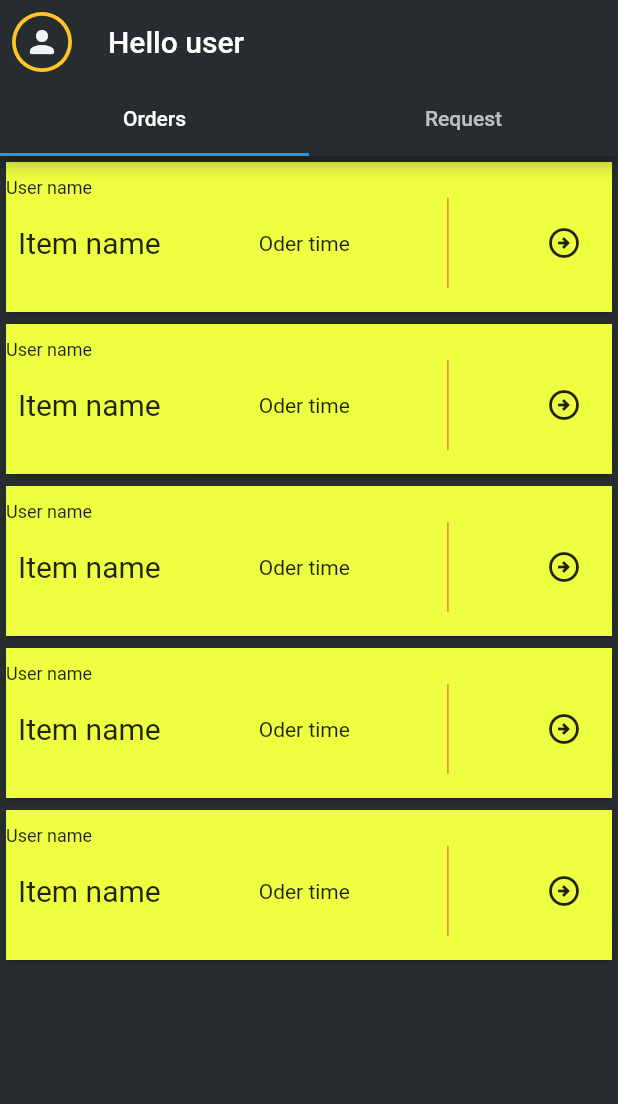
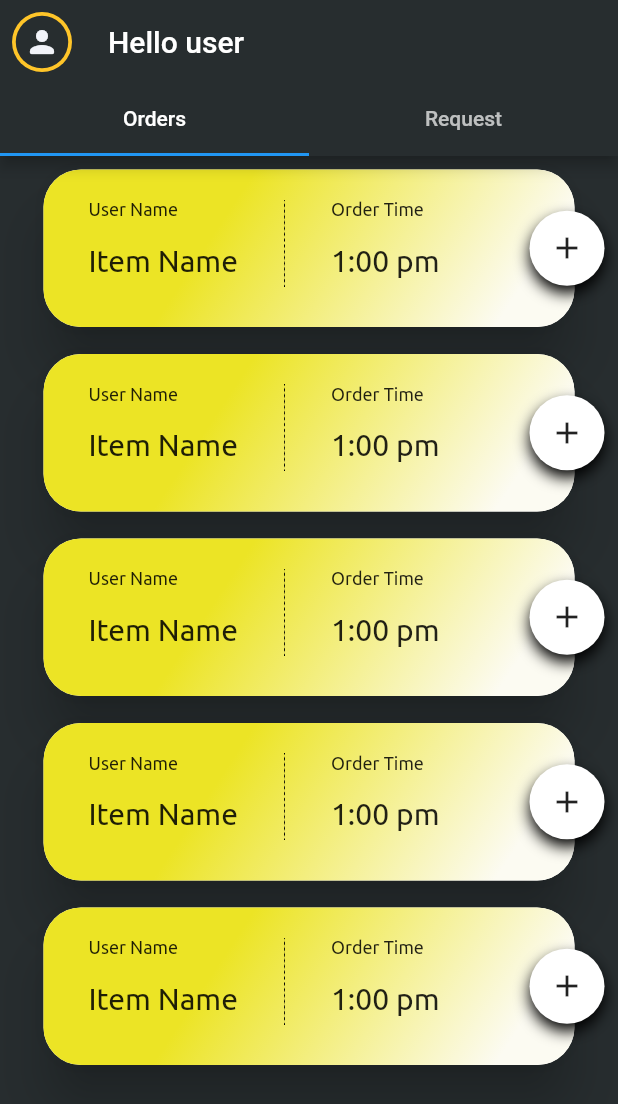
Before and after one commit to CodeByTitan/dineadmin, a Flutter app: the screen it shows after launch, on a phone screen of 412 x 824 dp. Shown: the top 1104 px of the screen. Run offline on Flutter 3.47's test engine with Material 2 defaults, Android fonts, the phone set to English and light mode, and no system bars.

Commit message:
Made a order_screen card design.

```diff
--- a/lib/screens/orders_tabscreen.dart
+++ b/lib/screens/orders_tabscreen.dart
@@ -3,6 +3,7 @@ import 'package:dineadmin/utils/app_constant.dart';
 import 'package:flutter/material.dart';
 import 'package:flutter/src/widgets/container.dart';
 import 'package:flutter/src/widgets/framework.dart';
+import 'package:dineadmin/widgets/card_order.dart';
 
 class OrdersTabScreen extends StatefulWidget {
   const OrdersTabScreen({super.key});
@@ -19,63 +20,7 @@ class _OrdersTabScreenState extends State<OrdersTabScreen> {
       body: ListView.builder(
           itemCount: 5,
           itemBuilder: (BuildContext context, int index) {
-            return Card(
-              child: Container(
-                color: Colors.limeAccent,
-                height: 100,
-                child: Column(
-                  crossAxisAlignment: CrossAxisAlignment.start,
-                  children: [
-                    Padding(
-                      padding: const EdgeInsets.only(top: 10),
-                      child: Text("User name", style: TextStyle(fontSize: 12)),
-                    ),
-                    Container(
-                      width: 500,
-                      child: Row(
-                        children: [
-                          Padding(
-                            padding: const EdgeInsets.all(8.0),
-                            child: Text(
-                              "Item name",
-                              style: TextStyle(fontSize: 20),
-                            ),
-                          ),
-                          Spacer(),
-                          Text("Oder time"),
-                          Spacer(),
-                          SizedBox(
-                            height: 60,
-                            child: VerticalDivider(color: Colors.red),
-                          ),
-                          Spacer(),
-                          GestureDetector(
-                            onTap: () => {
-                              Navigator.push(
-                                context,
-                                MaterialPageRoute(
-                                  builder: (context) =>
-                                      const OrderDetailsScreen(),
-                                ),
-                              ),
-                            },
-                            child: Padding(
-                              padding: const EdgeInsets.only(right: 20),
-                              child: Container(
-                                child: Center(
-                                  child:
-                                      Icon(Icons.arrow_circle_right_outlined),
-                                ),
-                              ),
-                            ),
-                          )
-                        ],
-                      ),
-                    ),
-                  ],
-                ),
-              ),
-            );
+            return CardOrder();
           }),
       //  ),
     );
--- /dev/null
+++ b/lib/widgets/card_order.dart
@@ -0,0 +1,137 @@
+import 'package:flutter/material.dart';
+
+import '../screens/order_detailscreen.dart';
+
+class CardOrder extends StatelessWidget {
+  const CardOrder({
+    Key? key,
+  }) : super(key: key);
+
+  @override
+  Widget build(BuildContext context) {
+    return Padding(
+      padding: const EdgeInsets.symmetric(vertical: 5, horizontal: 25),
+      child: Card(
+        elevation: 15,
+        shape: RoundedRectangleBorder(
+          borderRadius: BorderRadius.circular(25),
+        ),
+        child: Container(
+          decoration: BoxDecoration(
+
+          ),
+          child: Stack(
+            alignment: Alignment.centerRight,
+            fit: StackFit.loose,
+            clipBehavior: Clip.none,
+            children: [
+              Container(
+                padding: EdgeInsets.only(
+                  left: 30,
+                  top: 20,
+                  bottom: 27,
+                  right: 90,
+                ),
+                decoration: BoxDecoration(
+                  borderRadius: BorderRadius.circular(25),
+                  gradient: const  LinearGradient(
+                      begin:Alignment(-0.2, -1),
+                      end: Alignment(0.7, 1),
+                      colors: [
+                        Color(0xFFECE425),
+                        Color(0xffFCFBF2),
+                      ]
+                  ),
+                ),
+                child: Column(
+
+                  children: [
+                    IntrinsicHeight(
+
+                      child: Row(
+
+                        children: [
+                          Column(
+                            crossAxisAlignment: CrossAxisAlignment.start,
+                            children: const [
+                              Text(
+                                'User Name',
+                                style: TextStyle(
+                                  fontSize: 12,
+                                  fontFamily: 'Ubuntu'
+                                ),
+                              ),
+                              SizedBox(
+                                height: 15,
+                              ),
+                              Text(
+                                'Item Name',
+                                style: TextStyle(
+                                  fontSize: 20,
+                                    fontFamily: 'Ubuntu',
+                                ),
+                              ),
+                            ],
+                          ),
+                          Spacer(),
+                          Image(image: AssetImage('images/Line 2.png')),
+
+                          Spacer(),
+
+                          Column(
+                            crossAxisAlignment: CrossAxisAlignment.start,
+                            children: const [
+                              Text(
+                                'Order Time',
+                                style: TextStyle(
+                                  fontSize: 12,
+                                    fontFamily: 'Ubuntu',
+                                ),
+                              ),
+                              SizedBox(
+                                height: 15,
+                              ),
+                              Text(
+                                '1:00 pm',
+                                style: TextStyle(
+                                  fontSize: 20,
+                                    fontFamily: 'Ubuntu'
+                                ),
+                              ),
+                            ],
+                          ),
+                        ],
+                      ),
+                    )
+                  ],
+                ),
+              ),
+              Positioned(
+                right: -20,
+                child: Container(
+                  alignment: Alignment.topRight,
+                  width: 50,
+                  height: 50,
+                  decoration: BoxDecoration(
+                    borderRadius: BorderRadius.circular(25),
+                    color: Colors.white,
+                    boxShadow: [
+                      BoxShadow(
+                        blurRadius: 8,
+                        offset: Offset(
+                          0, 5,
+                        )
+                      )
+                    ]
+                  ),
+                  child:
+                  Center(child: Icon(Icons.add)),
+                ),
+              ),
+            ],
+          ),
+        ),
+      ),
+    );
+  }
+}
--- a/pubspec.yaml
+++ b/pubspec.yaml
@@ -61,6 +61,8 @@ flutter:
 
   # To add assets to your application, add an assets section, like this:
   # assets:
+  assets:
+    - images/
   #   - images/a_dot_burr.jpeg
   #   - images/a_dot_ham.jpeg
 
@@ -75,6 +77,10 @@ flutter:
   # "family" key with the font family name, and a "fonts" key with a
   # list giving the asset and other descriptors for the font. For
   # example:
+  fonts:
+    - family: Ubuntu
+      fonts:
+        - asset: fonts/Ubuntu-Regular.ttf
   # fonts:
   #   - family: Schyler
   #     fonts:
```
Also changed, not shown: lib/screens/admindashboard.dart (+3 -9 lines), fonts/Ubuntu-Regular.ttf (added), images/Line 2.png (added).
